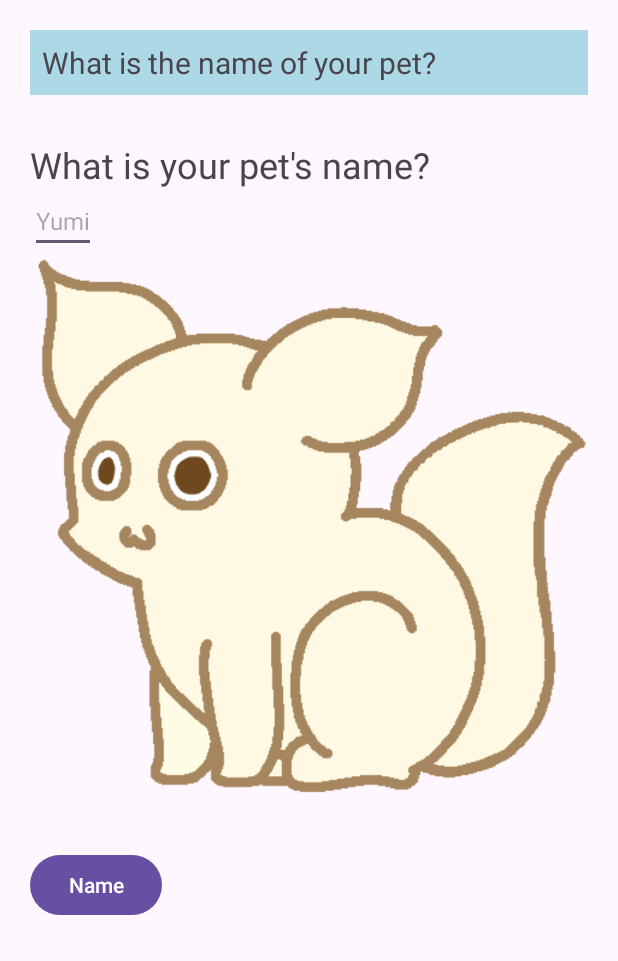
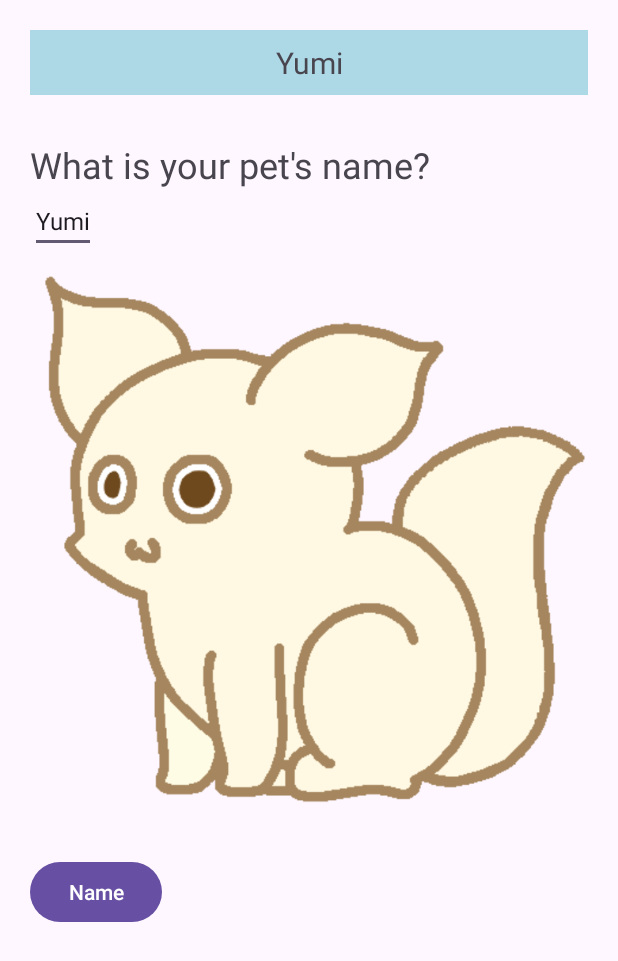
Before and after one commit to kuihua/IAT359-Project, an Android app: the screen it shows after launch (Naming), on a phone screen of 412 x 824 dp. Shown: the top 961 px of the screen. Run offline under Robolectric (Android 15) with nearby library versions, the phone set to English and light mode, and no system bars.

Commit message:
added images + playfeed buttons

```diff
--- a/IAT359_Project/app/src/main/java/com/example/iat359_project/Naming.java
+++ b/IAT359_Project/app/src/main/java/com/example/iat359_project/Naming.java
@@ -15,6 +15,7 @@ public class Naming extends AppCompatActivity {
 
     EditText petNameEdit;
     boolean rename=false;
+    boolean first;
     public static final boolean DEFAULT = true;
     @Override
     protected void onCreate(Bundle savedInstanceState) {
@@ -22,7 +23,7 @@ public class Naming extends AppCompatActivity {
         setContentView(R.layout.activity_naming);
 
         SharedPreferences sharedPrefs = getSharedPreferences("MyData", Context.MODE_PRIVATE);
-        boolean first = sharedPrefs.getBoolean("firstTime", DEFAULT);
+        first = sharedPrefs.getBoolean("firstTime", DEFAULT);
         if (!first && !rename) {
             Intent i = new Intent(this, MainActivity.class);
             startActivity(i);
--- a/IAT359_Project/app/src/main/res/layout/activity_naming.xml
+++ b/IAT359_Project/app/src/main/res/layout/activity_naming.xml
@@ -1,8 +1,10 @@
 <?xml version="1.0" encoding="utf-8"?>
-<RelativeLayout xmlns:android="http://schemas.android.com/apk/res/android"
-    xmlns:tools="http://schemas.android.com/tools" android:layout_width="match_parent"
+<LinearLayout xmlns:android="http://schemas.android.com/apk/res/android"
+    xmlns:tools="http://schemas.android.com/tools"
+    android:layout_width="fill_parent"
+    android:layout_height="fill_parent"
+    android:orientation="vertical"
     android:padding="20dp"
-    android:layout_height="match_parent"
     tools:context=".MainActivity">
 
     <TextView
@@ -10,42 +12,40 @@
         android:layout_width="match_parent"
         android:layout_height="wrap_content"
         android:layout_marginBottom="30dp"
-        android:textSize="20dp"
+        android:background="#ADD8E6"
         android:padding="8dp"
-        android:background="#ADD8E6"
-        android:text="What is the name of your pet?" />
+        android:gravity="center"
+        android:text="Yumi"
+        android:textSize="20dp" />
 
     <TextView
         android:id="@+id/petNameTextView"
         android:layout_width="wrap_content"
         android:layout_height="wrap_content"
-        android:layout_below="@id/namingTextView"
-        android:textSize="24dp"
-        android:text="What is your pet's name?" />
+        android:gravity="center"
+        android:text="What is your pet's name?"
+        android:textSize="24dp" />
 
     <EditText
         android:id="@+id/petNameEdit"
         android:layout_width="wrap_content"
         android:layout_height="wrap_content"
-        android:layout_below="@id/petNameTextView"
-        android:textSize="16dp"
-        android:hint="Yumi" />
+        android:text="Yumi"
+        android:textSize="16dp" />
 
     <ImageView
         android:id="@+id/imageView"
         android:layout_width="wrap_content"
         android:layout_height="wrap_content"
-        android:layout_below="@id/petNameEdit"
         android:adjustViewBounds="true"
         android:src="@drawable/starter_creature" />
 
     <Button
-        android:id="@+id/registerButton"
+        android:id="@+id/nameButton"
         android:layout_width="wrap_content"
         android:layout_height="wrap_content"
-        android:text="Name"
-        android:layout_below="@id/imageView"
         android:layout_marginTop="30dp"
-        android:onClick="name" />
+        android:onClick="name"
+        android:text="Name" />
 
-</RelativeLayout>
+</LinearLayout>
```
Also changed, not shown: IAT359_Project/app/src/main/java/com/example/iat359_project/MainActivity.java (+31 -0 lines), IAT359_Project/app/src/main/res/layout/activity_main.xml (+35 -0 lines), IAT359_Project/app/src/main/res/layout/activity_shop.xml (+11 -7 lines), IAT359_Project/app/src/main/res/drawable/base_creature.png (added), IAT359_Project/app/src/main/res/drawable/bowtie_red.png (added), IAT359_Project/app/src/main/res/drawable/derp_face.png (added), IAT359_Project/app/src/main/res/drawable/food_fish.png (added), IAT359_Project/app/src/main/res/drawable/meep_face.png (added), IAT359_Project/app/src/main/res/drawable/plate.png (added), IAT359_Project/app/src/main/res/drawable/red_cloak.png (added), IAT359_Project/app/src/main/res/drawable/starter_creature.png, IAT359_Project/app/src/main/res/drawable/tophat.png (added), IAT359_Project/app/src/main/res/drawable/toy_ball_pink.png (added).
